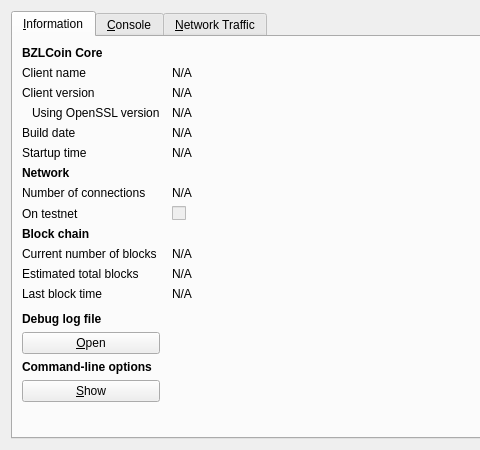
The window that src/qt/forms/rpcconsole.ui (bzlcoin/bzlcoin) describes before a commit, drawn with Qt 5; both pictures show x 0 to 480 and y 0 to 450 of the 740 by 450 pixel window.
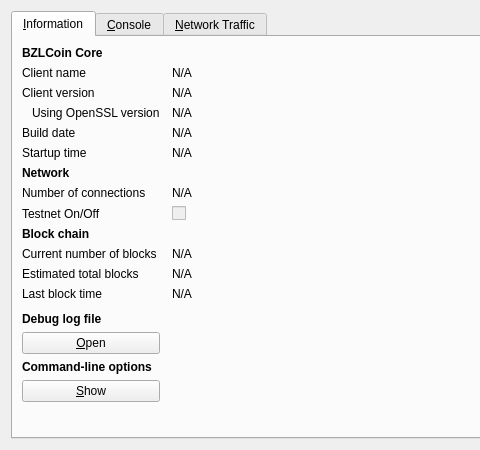
The same window after the commit. Icons and pictures are not drawn. Custom widgets are drawn as their Qt base class.

What changed in the file:
```diff
--- a/src/qt/forms/rpcconsole.ui
+++ b/src/qt/forms/rpcconsole.ui
@@ -197,7 +197,7 @@
        <item row="8" column="0">
         <widget class="QLabel" name="label_8">
          <property name="text">
-          <string>On testnet</string>
+          <string>Testnet On/Off</string>
          </property>
         </widget>
        </item>
```
